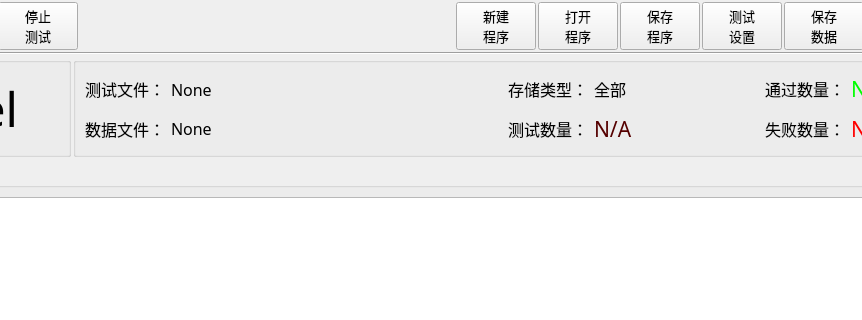
Before: the Qt Designer form MeterMode/clsMeterMode.ui in caicaiking/WKEFactoryView2014, drawn with Qt 5; both pictures show x 250 to 1112 and y 0 to 320 of the 1280 by 768 pixel window.
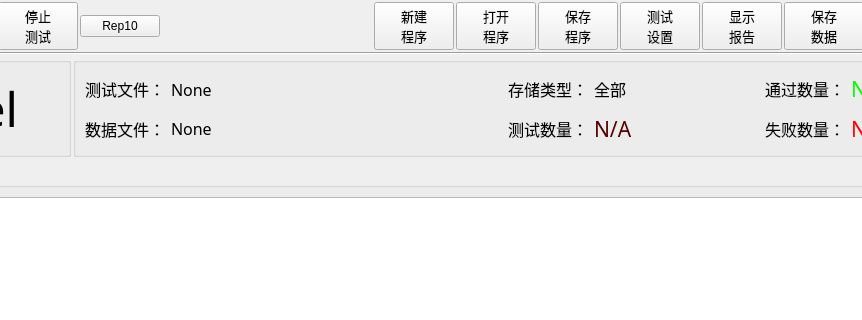
After: the same form once the commit is applied. Icons and pictures are not drawn. Custom widgets are drawn as their Qt base class.

The edit to the form file:
```diff
--- a/MeterMode/clsMeterMode.ui
+++ b/MeterMode/clsMeterMode.ui
@@ -204,6 +204,13 @@
         </property>
        </widget>
       </item>
+      <item>
+       <widget class="QPushButton" name="btnRep10">
+        <property name="text">
+         <string>Rep10</string>
+        </property>
+       </widget>
+      </item>
       <item>
        <spacer name="horizontalSpacer_4">
         <property name="orientation">
@@ -373,6 +380,48 @@
         </property>
        </widget>
       </item>
+      <item>
+       <widget class="QPushButton" name="btnReport">
+        <property name="minimumSize">
+         <size>
+          <width>0</width>
+          <height>40</height>
+         </size>
+        </property>
+        <property name="font">
+         <font>
+          <family>楷体</family>
+          <pointsize>10</pointsize>
+         </font>
+        </property>
+        <property name="toolTip">
+         <string>&lt;html&gt;&lt;head/&gt;&lt;body&gt;&lt;p&gt;停止探测产品&lt;/p&gt;&lt;/body&gt;&lt;/html&gt;</string>
+        </property>
+        <property name="text">
+         <string>显示
+报告</string>
+        </property>
+        <property name="icon">
+         <iconset resource="../recFile/myRes.qrc">
+          <normaloff>:/Icons/Analysis.png</normaloff>:/Icons/Analysis.png</iconset>
+        </property>
+        <property name="iconSize">
+         <size>
+          <width>20</width>
+          <height>20</height>
+         </size>
+        </property>
+        <property name="shortcut">
+         <string>Esc</string>
+        </property>
+        <property name="checkable">
+         <bool>false</bool>
+        </property>
+        <property name="autoExclusive">
+         <bool>false</bool>
+        </property>
+       </widget>
+      </item>
       <item>
        <widget class="QPushButton" name="btnSaveData">
         <property name="minimumSize">
```
